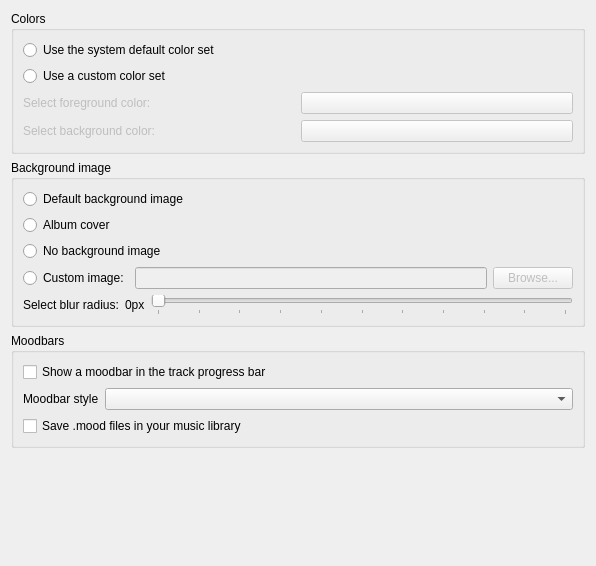
Before: the Qt Designer form src/ui/appearancesettingspage.ui in clementine-player/Clementine, drawn with Qt 5.
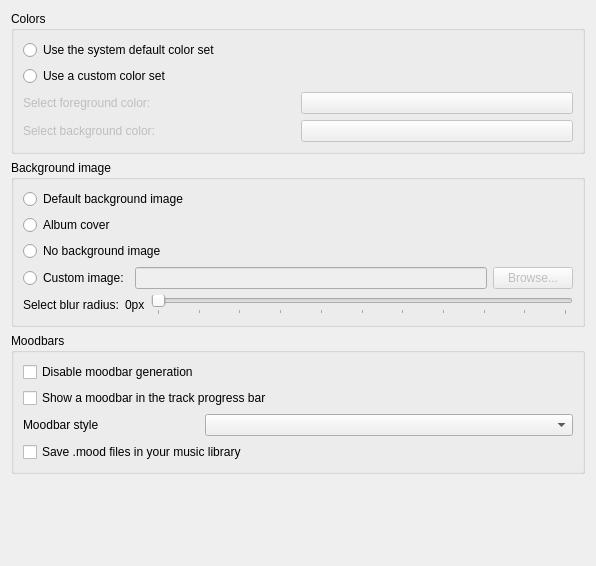
After: the same form once the commit is applied.

Commit message: Add a setting for disabling moodbar generation. Fixes issue #3161

```diff
--- a/src/ui/appearancesettingspage.ui
+++ b/src/ui/appearancesettingspage.ui
@@ -210,30 +210,37 @@
       <string>Moodbars</string>
      </property>
      <layout class="QFormLayout" name="formLayout">
-      <item row="0" column="0" colspan="2">
+      <item row="1" column="0" colspan="2">
        <widget class="QCheckBox" name="moodbar_show">
         <property name="text">
          <string>Show a moodbar in the track progress bar</string>
         </property>
        </widget>
       </item>
-      <item row="1" column="0">
+      <item row="2" column="0">
        <widget class="QLabel" name="label">
         <property name="text">
          <string>Moodbar style</string>
         </property>
        </widget>
       </item>
-      <item row="1" column="1">
+      <item row="2" column="1">
        <widget class="QComboBox" name="moodbar_style"/>
       </item>
-      <item row="2" column="0" colspan="2">
+      <item row="3" column="0" colspan="2">
        <widget class="QCheckBox" name="moodbar_save">
         <property name="text">
          <string>Save .mood files in your music library</string>
         </property>
        </widget>
       </item>
+      <item row="0" column="0">
+       <widget class="QCheckBox" name="moodbar_calculate">
+        <property name="text">
+         <string>Disable moodbar generation</string>
+        </property>
+       </widget>
+      </item>
      </layout>
     </widget>
    </item>
```
The commit also changes 4 other files.
